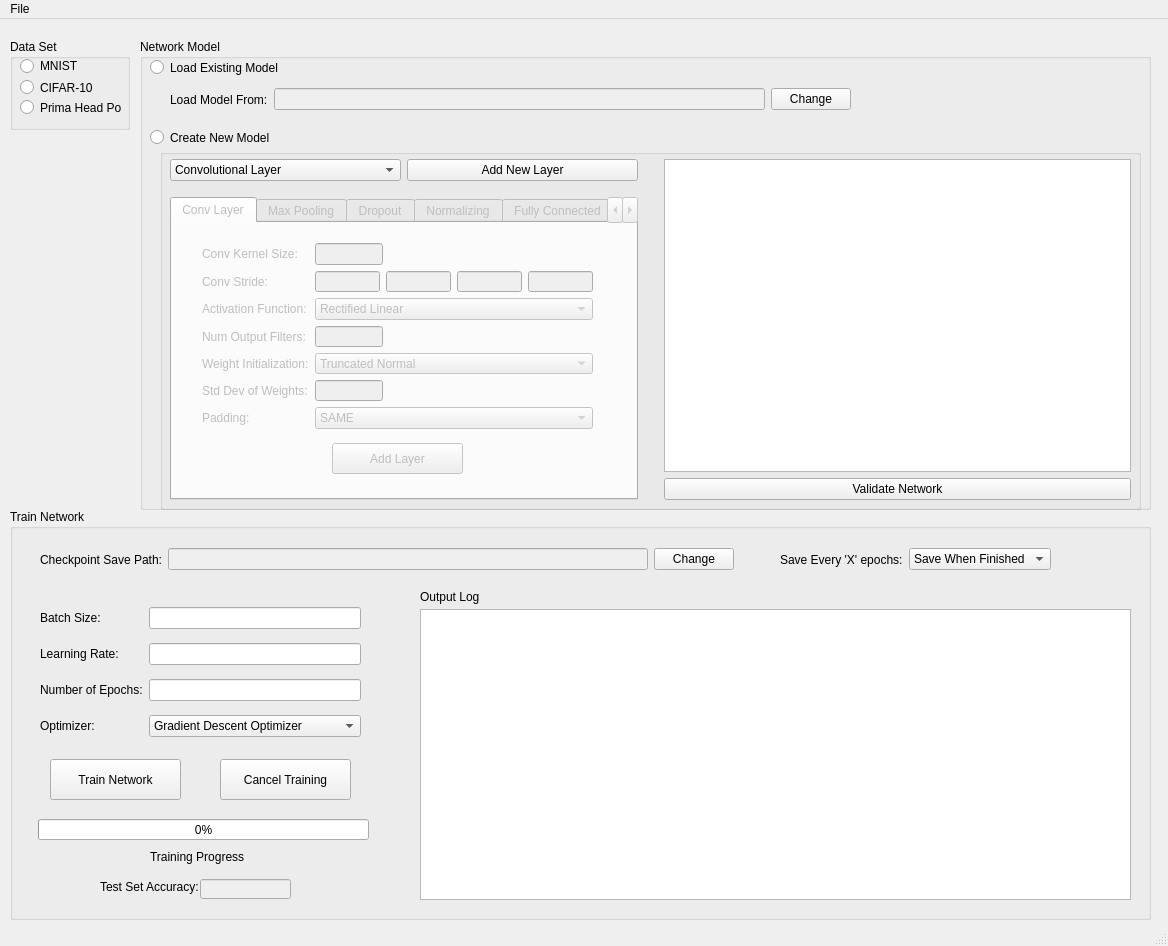
Before: the Qt Designer form CNN_GUI.ui in JoelGooch/Tensorflow-Final-Year-Project, drawn with Qt 5.
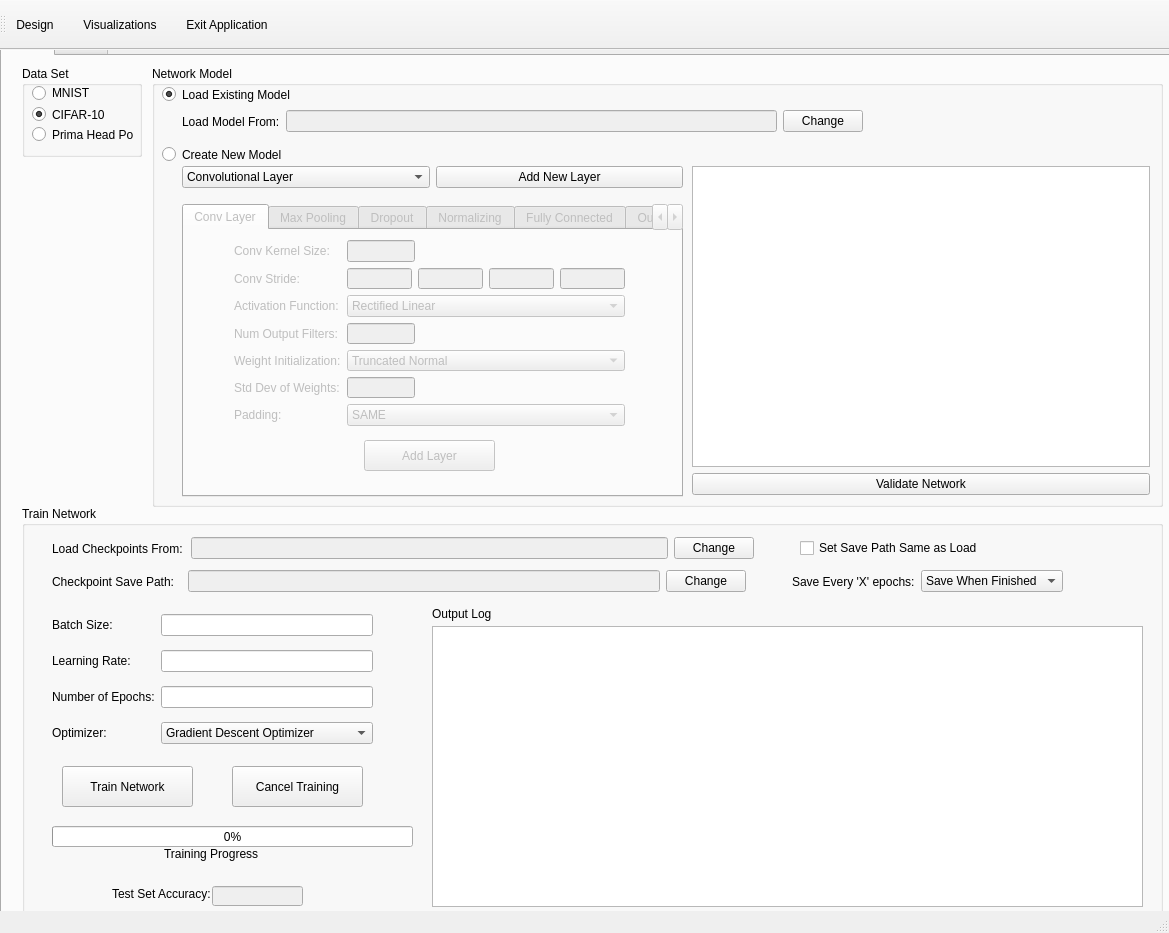
After: the same form once the commit is applied. The open tabs and pages were chosen to show the change. Icons and pictures are not drawn.

The edit to the form file:
```diff
--- a/CNN_GUI.ui
+++ b/CNN_GUI.ui
@@ -6,22 +6,93 @@
    <rect>
     <x>0</x>
     <y>0</y>
-    <width>1168</width>
-    <height>946</height>
+    <width>1169</width>
+    <height>933</height>
    </rect>
   </property>
   <property name="windowTitle">
    <string>CNN ToolKit</string>
   </property>
   <widget class="QWidget" name="centralwidget">
+   <widget class="QTabWidget" name="tabWidget">
+    <property name="geometry">
+     <rect>
+      <x>0</x>
+      <y>-20</y>
+      <width>1181</width>
+      <height>911</height>
+     </rect>
+    </property>
+    <property name="currentIndex">
+     <number>0</number>
+    </property>
+    <widget class="QWidget" name="tab">
+     <attribute name="title">
+      <string>Tab 1</string>
+     </attribute>
+     <widget class="QGroupBox" name="grpDataSet">
+      <property name="geometry">
+       <rect>
+        <x>20</x>
+        <y>10</y>
+        <width>120</width>
+        <height>91</height>
+       </rect>
+      </property>
+      <property name="title">
+       <string>Data Set</string>
+      </property>
+      <widget class="QRadioButton" name="radCIFAR10">
+       <property name="geometry">
+        <rect>
+         <x>10</x>
+         <y>40</y>
+         <width>82</width>
+         <height>17</height>
+        </rect>
+       </property>
+       <property name="text">
+        <string>CIFAR-10</string>
+       </property>
+       <property name="checked">
+        <bool>true</bool>
+       </property>
+      </widget>
+      <widget class="QRadioButton" name="radMNIST">
+       <property name="geometry">
+        <rect>
+         <x>10</x>
+         <y>17</y>
+         <width>91</width>
+         <height>20</height>
+        </rect>
+       </property>
+       <property name="text">
+        <string>MNIST</string>
+       </property>
+      </widget>
+      <widget class="QRadioButton" name="radPrimaHeadPose">
+       <property name="geometry">
+        <rect>
+         <x>10</x>
+         <y>60</y>
+         <width>101</width>
+         <height>17</height>
+        </rect>
+       </property>
+       <property name="text">
+        <string>Prima Head Pose</string>
+       </property>
+      </widget>
+     </widget>
    <widget class="QGroupBox" name="groupBox_2">
     <property name="enabled">
      <bool>true</bool>
     </property>
     <property name="geometry">
      <rect>
-      <x>10</x>
-      <y>490</y>
+        <x>20</x>
+        <y>450</y>
       <width>1141</width>
       <height>411</height>
      </rect>
@@ -39,9 +110,9 @@
      <property name="geometry">
       <rect>
        <x>410</x>
-       <y>100</y>
+         <y>120</y>
        <width>711</width>
-       <height>291</height>
+         <height>281</height>
       </rect>
      </property>
     </widget>
@@ -49,7 +120,7 @@
      <property name="geometry">
       <rect>
        <x>210</x>
-       <y>250</y>
+         <y>260</y>
        <width>131</width>
        <height>41</height>
       </rect>
@@ -62,22 +133,12 @@
      <property name="geometry">
       <rect>
        <x>30</x>
-       <y>90</y>
+         <y>100</y>
        <width>321</width>
        <height>146</height>
       </rect>
      </property>
      <layout class="QGridLayout" name="gridLayout">
-      <item row="5" column="1">
-       <widget class="QLineEdit" name="txtNumEpochs"/>
-      </item>
-      <item row="5" column="0">
-       <widget class="QLabel" name="lblNumEpochs">
-        <property name="text">
-         <string>Number of Epochs:</string>
-        </property>
-       </widget>
-      </item>
       <item row="1" column="0">
        <widget class="QLabel" name="lblBatchSize">
         <property name="text">
@@ -85,16 +146,6 @@
         </property>
        </widget>
       </item>
-      <item row="4" column="0">
-       <widget class="QLabel" name="lblLearningRate">
-        <property name="text">
-         <string>Learning Rate:</string>
-        </property>
-       </widget>
-      </item>
-      <item row="4" column="1">
-       <widget class="QLineEdit" name="txtLearningRate"/>
-      </item>
       <item row="6" column="0">
        <widget class="QLabel" name="lblOptimizer">
         <property name="text">
@@ -102,6 +153,13 @@
         </property>
        </widget>
       </item>
+        <item row="5" column="0">
+         <widget class="QLabel" name="lblNumEpochs">
+          <property name="text">
+           <string>Number of Epochs:</string>
+          </property>
+         </widget>
+        </item>
       <item row="6" column="1">
        <widget class="QComboBox" name="cbxOptimizer">
         <item>
@@ -124,6 +182,19 @@
       <item row="1" column="1">
        <widget class="QLineEdit" name="txtBatchSize"/>
       </item>
+        <item row="4" column="0">
+         <widget class="QLabel" name="lblLearningRate">
+          <property name="text">
+           <string>Learning Rate:</string>
+          </property>
+         </widget>
+        </item>
+        <item row="4" column="1">
+         <widget class="QLineEdit" name="txtLearningRate"/>
+        </item>
+        <item row="5" column="1">
+         <widget class="QLineEdit" name="txtNumEpochs"/>
+        </item>
      </layout>
     </widget>
     <widget class="QLineEdit" name="txtTestAccuracy">
@@ -133,7 +204,7 @@
      <property name="geometry">
       <rect>
        <x>190</x>
-       <y>370</y>
+         <y>380</y>
        <width>91</width>
        <height>20</height>
       </rect>
@@ -145,9 +216,9 @@
     <widget class="QProgressBar" name="prgTrainingProgress">
      <property name="geometry">
       <rect>
-       <x>28</x>
-       <y>310</y>
-       <width>331</width>
+         <x>30</x>
+         <y>320</y>
+         <width>361</width>
        <height>21</height>
       </rect>
      </property>
@@ -158,7 +229,7 @@
     <widget class="QLabel" name="lblTrainingProgress">
      <property name="geometry">
       <rect>
-       <x>140</x>
+         <x>142</x>
        <y>340</y>
        <width>101</width>
        <height>16</height>
@@ -172,7 +243,7 @@
      <property name="geometry">
       <rect>
        <x>90</x>
-       <y>370</y>
+         <y>380</y>
        <width>111</width>
        <height>16</height>
       </rect>
@@ -185,7 +256,7 @@
      <property name="geometry">
       <rect>
        <x>40</x>
-       <y>250</y>
+         <y>260</y>
        <width>131</width>
        <height>41</height>
       </rect>
@@ -198,7 +269,7 @@
      <property name="geometry">
       <rect>
        <x>410</x>
-       <y>80</y>
+         <y>100</y>
        <width>91</width>
        <height>16</height>
       </rect>
@@ -211,9 +282,9 @@
      <property name="geometry">
       <rect>
        <x>30</x>
-       <y>30</y>
+         <y>60</y>
        <width>1011</width>
-       <height>41</height>
+         <height>31</height>
       </rect>
      </property>
      <layout class="QHBoxLayout" name="horizontalLayout_20">
@@ -226,6 +297,22 @@
           </property>
          </widget>
         </item>
+          <item>
+           <spacer name="horizontalSpacer_15">
+            <property name="orientation">
+             <enum>Qt::Horizontal</enum>
+            </property>
+            <property name="sizeType">
+             <enum>QSizePolicy::Fixed</enum>
+            </property>
+            <property name="sizeHint" stdset="0">
+             <size>
+              <width>8</width>
+              <height>20</height>
+             </size>
+            </property>
+           </spacer>
+          </item>
         <item>
          <widget class="QLineEdit" name="txtSavePath">
           <property name="enabled">
@@ -320,25 +407,89 @@
       </item>
      </layout>
     </widget>
-    <zorder>txtOutputLog</zorder>
-    <zorder>btnCancelTraining</zorder>
-    <zorder>gridLayoutWidget</zorder>
-    <zorder>txtTestAccuracy</zorder>
-    <zorder>prgTrainingProgress</zorder>
-    <zorder>lblTrainingProgress</zorder>
-    <zorder>lblTestAccuracy</zorder>
-    <zorder>btnTrainNetwork</zorder>
-    <zorder>lblOutputLog</zorder>
-    <zorder>horizontalLayoutWidget_4</zorder>
-    <zorder>grpNetworkModel</zorder>
+      <widget class="QWidget" name="layoutWidget">
+       <property name="geometry">
+        <rect>
+         <x>30</x>
+         <y>30</y>
+         <width>931</width>
+         <height>25</height>
+        </rect>
+       </property>
+       <layout class="QHBoxLayout" name="horizontalLayout_22">
+        <item>
+         <widget class="QLabel" name="lblLoadCheckpoints">
+          <property name="text">
+           <string>Load Checkpoints From:</string>
+          </property>
+         </widget>
+        </item>
+        <item>
+         <spacer name="horizontalSpacer_16">
+          <property name="orientation">
+           <enum>Qt::Horizontal</enum>
+          </property>
+          <property name="sizeType">
+           <enum>QSizePolicy::Fixed</enum>
+          </property>
+          <property name="sizeHint" stdset="0">
+           <size>
+            <width>2</width>
+            <height>20</height>
+           </size>
+          </property>
+         </spacer>
+        </item>
+        <item>
+         <widget class="QLineEdit" name="txtLoadCheckpoints">
+          <property name="enabled">
+           <bool>false</bool>
+          </property>
+          <property name="readOnly">
+           <bool>true</bool>
+          </property>
+         </widget>
+        </item>
+        <item>
+         <widget class="QPushButton" name="btnChangeLoadCheckpoints">
+          <property name="text">
+           <string>Change</string>
+          </property>
+         </widget>
+        </item>
+        <item>
+         <spacer name="horizontalSpacer_14">
+          <property name="orientation">
+           <enum>Qt::Horizontal</enum>
+          </property>
+          <property name="sizeType">
+           <enum>QSizePolicy::Fixed</enum>
+          </property>
+          <property name="sizeHint" stdset="0">
+           <size>
+            <width>40</width>
+            <height>20</height>
+           </size>
+          </property>
+         </spacer>
+        </item>
+        <item>
+         <widget class="QCheckBox" name="chkSavePath">
+          <property name="text">
+           <string>Set Save Path Same as Load</string>
+          </property>
+         </widget>
+        </item>
+       </layout>
+      </widget>
    </widget>
    <widget class="QGroupBox" name="grpNetworkModel">
     <property name="geometry">
      <rect>
-      <x>140</x>
-      <y>20</y>
+        <x>150</x>
+        <y>10</y>
       <width>1011</width>
-      <height>471</height>
+        <height>441</height>
      </rect>
     </property>
     <property name="title">
@@ -356,12 +507,15 @@
      <property name="text">
       <string>Load Existing Model</string>
      </property>
+       <property name="checked">
+        <bool>true</bool>
+       </property>
     </widget>
     <widget class="QRadioButton" name="radCreateModel">
      <property name="geometry">
       <rect>
        <x>10</x>
-       <y>90</y>
+         <y>80</y>
        <width>121</width>
        <height>17</height>
       </rect>
@@ -376,21 +530,21 @@
        <x>30</x>
        <y>40</y>
        <width>681</width>
-       <height>41</height>
+         <height>31</height>
       </rect>
      </property>
      <layout class="QHBoxLayout" name="horizontalLayout_21">
       <item>
        <layout class="QHBoxLayout" name="horizontalLayout_23">
         <item>
-         <widget class="QLabel" name="lblLoadPath">
+           <widget class="QLabel" name="lblLoadModel">
           <property name="text">
            <string>Load Model From:</string>
           </property>
          </widget>
         </item>
         <item>
-         <widget class="QLineEdit" name="txtLoadPath">
+           <widget class="QLineEdit" name="txtLoadModel">
           <property name="enabled">
            <bool>false</bool>
           </property>
@@ -400,7 +554,7 @@
          </widget>
         </item>
         <item>
-         <widget class="QPushButton" name="btnChangeLoadPath">
+           <widget class="QPushButton" name="btnChangeModelPath">
           <property name="text">
            <string>Change</string>
           </property>
@@ -414,11 +568,16 @@
      <property name="geometry">
       <rect>
        <x>20</x>
-       <y>110</y>
-       <width>981</width>
-       <height>361</height>
-      </rect>
-     </property>
+         <y>90</y>
+         <width>511</width>
+         <height>341</height>
+        </rect>
+       </property>
+       <property name="styleSheet">
+        <string notr="true">QGroupBox { 
+     border-radius: 3px; 
+ } </string>
+       </property>
      <property name="title">
       <string/>
      </property>
@@ -427,8 +586,8 @@
        <rect>
         <x>10</x>
         <y>10</y>
-        <width>961</width>
-        <height>341</height>
+          <width>501</width>
+          <height>331</height>
        </rect>
       </property>
       <layout class="QHBoxLayout" name="horizontalLayout_2">
@@ -503,7 +662,7 @@
               <bool>false</bool>
              </property>
              <property name="currentIndex">
-              <number>1</number>
+                <number>0</number>
              </property>
              <widget class="QWidget" name="tabConvLayer">
               <attribute name="title">
@@ -512,8 +671,8 @@
               <widget class="QWidget" name="gridLayoutWidget_2">
                <property name="geometry">
                 <rect>
-                 <x>30</x>
-                 <y>20</y>
+                   <x>50</x>
+                   <y>10</y>
                  <width>391</width>
                  <height>186</height>
                 </rect>
@@ -695,8 +854,8 @@
               <widget class="QPushButton" name="btnAddConvLayer">
                <property name="geometry">
                 <rect>
-                 <x>160</x>
-                 <y>220</y>
+                   <x>180</x>
+                   <y>210</y>
                  <width>131</width>
                  <height>31</height>
                 </rect>
@@ -713,8 +872,8 @@
               <widget class="QWidget" name="gridLayoutWidget_3">
                <property name="geometry">
                 <rect>
-                 <x>30</x>
-                 <y>20</y>
+                   <x>50</x>
+                   <y>10</y>
                  <width>391</width>
                  <height>91</height>
                 </rect>
@@ -788,8 +947,8 @@
               <widget class="QPushButton" name="btnAddMaxPool">
                <property name="geometry">
                 <rect>
-                 <x>160</x>
-                 <y>130</y>
+                   <x>170</x>
+                   <y>120</y>
                  <width>131</width>
                  <height>31</height>
                 </rect>
@@ -806,8 +965,8 @@
               <widget class="QWidget" name="gridLayoutWidget_5">
                <property name="geometry">
                 <rect>
-                 <x>30</x>
-                 <y>20</y>
+                   <x>50</x>
+                   <y>10</y>
                  <width>391</width>
                  <height>51</height>
                 </rect>
@@ -848,8 +1007,8 @@
               <widget class="QPushButton" name="btnAddDropout">
                <property name="geometry">
                 <rect>
-                 <x>170</x>
-                 <y>90</y>
+                   <x>180</x>
+                   <y>80</y>
                  <width>131</width>
                  <height>31</height>
                 </rect>
@@ -866,8 +1025,8 @@
               <widget class="QWidget" name="gridLayoutWidget_4">
                <property name="geometry">
                 <rect>
-                 <x>30</x>
-                 <y>20</y>
+                   <x>50</x>
+                   <y>10</y>
                  <width>391</width>
                  <height>121</height>
                 </rect>
@@ -968,8 +1127,8 @@
               <widget class="QPushButton" name="btnAddNormalizing">
                <property name="geometry">
                 <rect>
-                 <x>160</x>
-                 <y>160</y>
+                   <x>180</x>
+                   <y>150</y>
                  <width>131</width>
                  <height>31</height>
                 </rect>
@@ -986,8 +1145,8 @@
               <widget class="QWidget" name="gridLayoutWidget_6">
                <property name="geometry">
                 <rect>
-                 <x>30</x>
-                 <y>20</y>
+                   <x>50</x>
+                   <y>10</y>
                  <width>391</width>
                  <height>131</height>
                 </rect>
@@ -1095,8 +1254,8 @@
               <widget class="QPushButton" name="btnAddFullyConn">
                <property name="geometry">
                 <rect>
-                 <x>160</x>
-                 <y>170</y>
+                   <x>180</x>
+                   <y>160</y>
                  <width>131</width>
                  <height>31</height>
                 </rect>
@@ -1113,8 +1272,8 @@
               <widget class="QWidget" name="gridLayoutWidget_7">
                <property name="geometry">
                 <rect>
-                 <x>30</x>
-                 <y>20</y>
+                   <x>50</x>
+                   <y>10</y>
                  <width>391</width>
                  <height>101</height>
                 </rect>
@@ -1192,8 +1351,8 @@
               <widget class="QPushButton" name="btnAddOutput">
                <property name="geometry">
                 <rect>
-                 <x>160</x>
-                 <y>150</y>
+                   <x>180</x>
+                   <y>130</y>
                  <width>131</width>
                  <height>31</height>
                 </rect>
@@ -1209,23 +1368,18 @@
          </item>
         </layout>
        </item>
-       <item>
-        <spacer name="horizontalSpacer">
-         <property name="orientation">
-          <enum>Qt::Horizontal</enum>
-         </property>
-         <property name="sizeType">
-          <enum>QSizePolicy::Fixed</enum>
-         </property>
-         <property name="sizeHint" stdset="0">
-          <size>
-           <width>20</width>
-           <height>20</height>
-          </size>
-         </property>
-        </spacer>
-       </item>
-       <item>
+        </layout>
+       </widget>
+      </widget>
+      <widget class="QWidget" name="">
+       <property name="geometry">
+        <rect>
+         <x>540</x>
+         <y>100</y>
+         <width>458</width>
+         <height>329</height>
+        </rect>
+       </property>
         <layout class="QVBoxLayout" name="verticalLayout_3">
          <item>
           <layout class="QHBoxLayout" name="horizontalLayout_8">
@@ -1245,106 +1399,97 @@
           <layout class="QHBoxLayout" name="horizontalLayout_7"/>
          </item>
         </layout>
-       </item>
-      </layout>
-     </widget>
-     <zorder>grpNetworkModel</zorder>
-     <zorder>horizontalLayoutWidget_2</zorder>
-    </widget>
-   </widget>
-   <widget class="QGroupBox" name="grpDataSet">
+      </widget>
+     </widget>
+    </widget>
+    <widget class="QWidget" name="tab_2">
+     <attribute name="title">
+      <string>Tab 2</string>
+     </attribute>
+     <widget class="QWidget" name="lossGraphWidget" native="true">
     <property name="geometry">
      <rect>
       <x>10</x>
-      <y>20</y>
-      <width>120</width>
-      <height>91</height>
-     </rect>
-    </property>
-    <property name="title">
-     <string>Data Set</string>
-    </property>
-    <widget class="QRadioButton" name="radCIFAR10">
-     <property name="geometry">
-      <rect>
-       <x>10</x>
        <y>40</y>
-       <width>82</width>
-       <height>17</height>
-      </rect>
-     </property>
-     <property name="text">
-      <string>CIFAR-10</string>
-     </property>
-    </widget>
-    <widget class="QRadioButton" name="radMNIST">
+        <width>541</width>
+        <height>431</height>
+       </rect>
+      </property>
+     </widget>
+     <widget class="QWidget" name="confusionGraphWidget" native="true">
      <property name="geometry">
       <rect>
-       <x>10</x>
-       <y>17</y>
-       <width>91</width>
-       <height>20</height>
-      </rect>
-     </property>
-     <property name="text">
-      <string>MNIST</string>
-     </property>
-    </widget>
-    <widget class="QRadioButton" name="radPrimaHeadPose">
-     <property name="geometry">
-      <rect>
-       <x>10</x>
-       <y>60</y>
-       <width>101</width>
-       <height>17</height>
-      </rect>
-     </property>
-     <property name="text">
-      <string>Prima Head Pose</string>
-     </property>
+        <x>570</x>
+        <y>40</y>
+        <width>591</width>
+        <height>431</height>
+       </rect>
+      </property>
+     </widget>
     </widget>
    </widget>
   </widget>
-  <widget class="QMenuBar" name="menubar">
-   <property name="geometry">
-    <rect>
-     <x>0</x>
-     <y>0</y>
-     <width>1168</width>
-     <height>21</height>
-    </rect>
-   </property>
-   <widget class="QMenu" name="menuFile">
-    <property name="title">
-     <string>File</string>
-    </property>
-    <addaction name="actionNEW"/>
-    <addaction name="actionLoad"/>
-    <addaction name="actionSave"/>
-    <addaction name="separator"/>
-    <addaction name="actionExit"/>
-   </widget>
-   <addaction name="menuFile"/>
-  </widget>
   <widget class="QStatusBar" name="statusbar"/>
-  <action name="actionNEW">
-   <property name="text">
-    <string>New</string>
+  <widget class="QToolBar" name="toolBar">
+   <property name="sizePolicy">
+    <sizepolicy hsizetype="Minimum" vsizetype="Minimum">
+     <horstretch>0</horstretch>
+     <verstretch>0</verstretch>
+    </sizepolicy>
    </property>
-  </action>
-  <action name="actionLoad">
-   <property name="text">
-    <string>Load</string>
+   <property name="minimumSize">
+    <size>
+     <width>100</width>
+     <height>50</height>
+    </size>
    </property>
-  </action>
-  <action name="actionSave">
-   <property name="text">
-    <string>Save</string>
+   <property name="windowTitle">
+    <string>toolBar</string>
    </property>
-  </action>
+   <property name="styleSheet">
+    <string notr="true">QToolBar{spacing:15px;}</string>
+   </property>
+   <attribute name="toolBarArea">
+    <enum>TopToolBarArea</enum>
+   </attribute>
+   <attribute name="toolBarBreak">
+    <bool>false</bool>
+   </attribute>
+   <addaction name="actionDesign"/>
+   <addaction name="actionVisualizations"/>
+   <addaction name="actionExit"/>
+  </widget>
   <action name="actionExit">
+   <property name="icon">
+    <iconset>
+     <normaloff>Icons/exit64.png</normaloff>Icons/exit64.png</iconset>
+   </property>
    <property name="text">
-    <string>Exit</string>
+    <string>Exit Application</string>
+   </property>
+  </action>
+  <action name="actionDesign">
+   <property name="icon">
+    <iconset>
+     <normaloff>Icons/layers.png</normaloff>Icons/layers.png</iconset>
+   </property>
+   <property name="text">
+    <string>Design</string>
+   </property>
+   <property name="shortcut">
+    <string>Ctrl+D</string>
+   </property>
+  </action>
+  <action name="actionVisualizations">
+   <property name="icon">
+    <iconset>
+     <normaloff>Icons/graph64.png</normaloff>Icons/graph64.png</iconset>
+   </property>
+   <property name="text">
+    <string>Visualizations</string>
+   </property>
+   <property name="shortcut">
+    <string>Ctrl+V</string>
    </property>
   </action>
  </widget>
```
Lines whose indentation alone changed are shown as unchanged.
